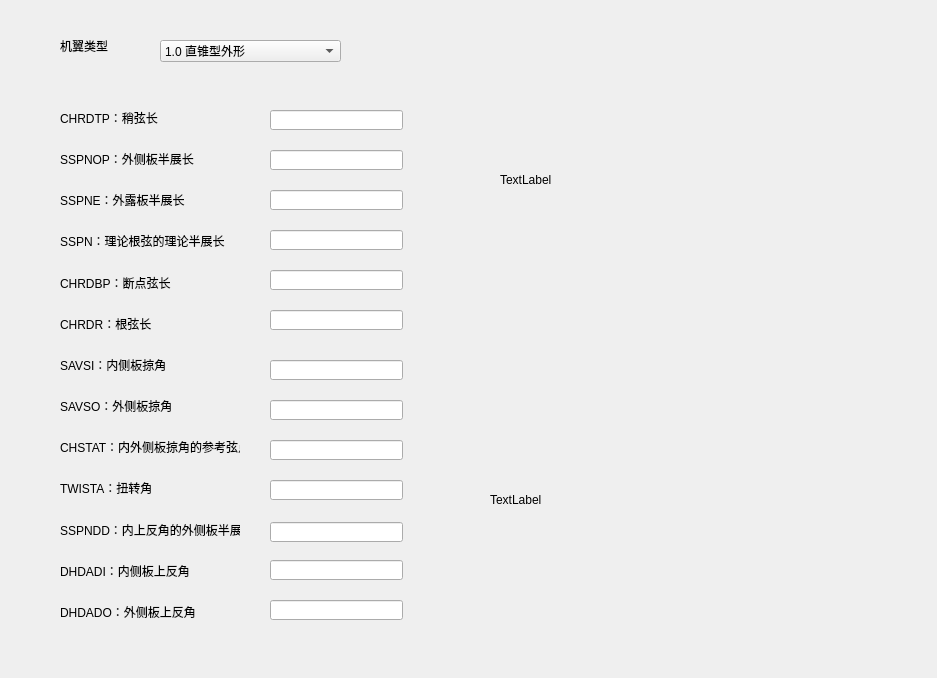
darkspring2015/PyDatcomLab, file PyDatcomLab/GUIs/PlaneConfiguration/WGPLNF.ui: the form before one commit.
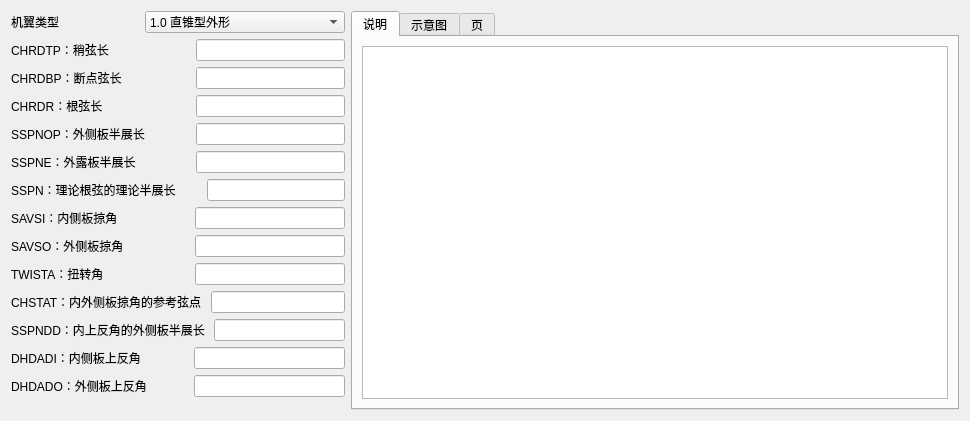
The form after the commit. Icons and pictures are not drawn.

Commit message: 修改完成了机体、综合参数、机翼形状参数

Diff of the .ui file:
```diff
--- a/PyDatcomLab/GUIs/PlaneConfiguration/WGPLNF.ui
+++ b/PyDatcomLab/GUIs/PlaneConfiguration/WGPLNF.ui
@@ -6,376 +6,610 @@
    <rect>
     <x>0</x>
     <y>0</y>
-    <width>937</width>
-    <height>678</height>
+    <width>970</width>
+    <height>421</height>
    </rect>
   </property>
   <property name="windowTitle">
    <string>Form</string>
   </property>
-  <widget class="QLineEdit" name="lineEdit_SSPN">
-   <property name="geometry">
-    <rect>
-     <x>270</x>
-     <y>230</y>
-     <width>133</width>
-     <height>20</height>
-    </rect>
-   </property>
-  </widget>
-  <widget class="QLabel" name="label_14">
-   <property name="geometry">
-    <rect>
-     <x>60</x>
-     <y>594</y>
-     <width>180</width>
-     <height>35</height>
-    </rect>
-   </property>
-   <property name="text">
-    <string>DHDADO：外侧板上反角</string>
-   </property>
-  </widget>
-  <widget class="QLineEdit" name="lineEdit_CHRDBP">
-   <property name="geometry">
-    <rect>
-     <x>270</x>
-     <y>270</y>
-     <width>133</width>
-     <height>20</height>
-    </rect>
-   </property>
-  </widget>
-  <widget class="QLineEdit" name="lineEdit_SAVSO">
-   <property name="geometry">
-    <rect>
-     <x>270</x>
-     <y>400</y>
-     <width>133</width>
-     <height>20</height>
-    </rect>
-   </property>
-  </widget>
-  <widget class="QLineEdit" name="lineEdit_DHDADO">
-   <property name="geometry">
-    <rect>
-     <x>270</x>
-     <y>600</y>
-     <width>133</width>
-     <height>20</height>
-    </rect>
-   </property>
-  </widget>
-  <widget class="QLabel" name="label_6">
-   <property name="geometry">
-    <rect>
-     <x>60</x>
-     <y>265</y>
-     <width>180</width>
-     <height>35</height>
-    </rect>
-   </property>
-   <property name="text">
-    <string>CHRDBP：断点弦长</string>
-   </property>
-  </widget>
-  <widget class="QLabel" name="label_8">
-   <property name="geometry">
-    <rect>
-     <x>60</x>
-     <y>347</y>
-     <width>180</width>
-     <height>35</height>
-    </rect>
-   </property>
-   <property name="text">
-    <string>SAVSI：内侧板掠角</string>
-   </property>
-  </widget>
-  <widget class="QLabel" name="label_4">
-   <property name="geometry">
-    <rect>
-     <x>60</x>
-     <y>182</y>
-     <width>180</width>
-     <height>35</height>
-    </rect>
-   </property>
-   <property name="text">
-    <string>SSPNE：外露板半展长</string>
-   </property>
-  </widget>
-  <widget class="QLineEdit" name="lineEdit_CHSTAT">
-   <property name="geometry">
-    <rect>
-     <x>270</x>
-     <y>440</y>
-     <width>133</width>
-     <height>20</height>
-    </rect>
-   </property>
-  </widget>
-  <widget class="QLineEdit" name="lineEdit_CHRDTP">
-   <property name="geometry">
-    <rect>
-     <x>270</x>
-     <y>110</y>
-     <width>133</width>
-     <height>20</height>
-    </rect>
-   </property>
-  </widget>
-  <widget class="QLabel" name="label_16">
-   <property name="geometry">
-    <rect>
-     <x>490</x>
-     <y>350</y>
-     <width>500</width>
-     <height>300</height>
-    </rect>
-   </property>
-   <property name="text">
-    <string>TextLabel</string>
-   </property>
-  </widget>
-  <widget class="QLabel" name="label_3">
-   <property name="geometry">
-    <rect>
-     <x>60</x>
-     <y>141</y>
-     <width>180</width>
-     <height>35</height>
-    </rect>
-   </property>
-   <property name="text">
-    <string>SSPNOP：外侧板半展长</string>
-   </property>
-  </widget>
-  <widget class="QLabel" name="label_10">
-   <property name="geometry">
-    <rect>
-     <x>60</x>
-     <y>429</y>
-     <width>180</width>
-     <height>35</height>
-    </rect>
-   </property>
-   <property name="text">
-    <string>CHSTAT：内外侧板掠角的参考弦点</string>
-   </property>
-  </widget>
-  <widget class="QLineEdit" name="lineEdit_TWISTA">
-   <property name="geometry">
-    <rect>
-     <x>270</x>
-     <y>480</y>
-     <width>133</width>
-     <height>20</height>
-    </rect>
-   </property>
-  </widget>
-  <widget class="QComboBox" name="comboBox_WShape">
-   <property name="geometry">
-    <rect>
-     <x>160</x>
-     <y>40</y>
-     <width>181</width>
-     <height>22</height>
-    </rect>
-   </property>
+  <layout class="QHBoxLayout" name="horizontalLayout_15">
    <item>
-    <property name="text">
-     <string>1.0 直锥型外形</string>
-    </property>
+    <layout class="QVBoxLayout" name="verticalLayout">
+     <item>
+      <layout class="QHBoxLayout" name="horizontalLayout_14">
+       <item>
+        <widget class="QLabel" name="label">
+         <property name="text">
+          <string>机翼类型</string>
+         </property>
+        </widget>
+       </item>
+       <item>
+        <spacer name="horizontalSpacer_14">
+         <property name="orientation">
+          <enum>Qt::Horizontal</enum>
+         </property>
+         <property name="sizeType">
+          <enum>QSizePolicy::Preferred</enum>
+         </property>
+         <property name="sizeHint" stdset="0">
+          <size>
+           <width>80</width>
+           <height>20</height>
+          </size>
+         </property>
+        </spacer>
+       </item>
+       <item>
+        <widget class="QComboBox" name="comboBox_TYPE">
+         <property name="sizePolicy">
+          <sizepolicy hsizetype="Preferred" vsizetype="Fixed">
+           <horstretch>0</horstretch>
+           <verstretch>0</verstretch>
+          </sizepolicy>
+         </property>
+         <item>
+          <property name="text">
+           <string>1.0 直锥型外形</string>
+          </property>
+         </item>
+         <item>
+          <property name="text">
+           <string>2.0 双三角翼型外形（展弦比≤3）</string>
+          </property>
+         </item>
+         <item>
+          <property name="text">
+           <string>3.0 边条型外形（展弦比≤3）</string>
+          </property>
+         </item>
+        </widget>
+       </item>
+      </layout>
+     </item>
+     <item>
+      <layout class="QHBoxLayout" name="horizontalLayout">
+       <item>
+        <widget class="QLabel" name="label_2">
+         <property name="text">
+          <string>CHRDTP：稍弦长</string>
+         </property>
+        </widget>
+       </item>
+       <item>
+        <spacer name="horizontalSpacer">
+         <property name="orientation">
+          <enum>Qt::Horizontal</enum>
+         </property>
+         <property name="sizeType">
+          <enum>QSizePolicy::Preferred</enum>
+         </property>
+         <property name="sizeHint" stdset="0">
+          <size>
+           <width>30</width>
+           <height>20</height>
+          </size>
+         </property>
+        </spacer>
+       </item>
+       <item>
+        <widget class="QLineEdit" name="lineEdit_CHRDTP">
+         <property name="sizePolicy">
+          <sizepolicy hsizetype="Preferred" vsizetype="Fixed">
+           <horstretch>0</horstretch>
+           <verstretch>0</verstretch>
+          </sizepolicy>
+         </property>
+        </widget>
+       </item>
+      </layout>
+     </item>
+     <item>
+      <layout class="QHBoxLayout" name="horizontalLayout_5">
+       <item>
+        <widget class="QLabel" name="label_6">
+         <property name="text">
+          <string>CHRDBP：断点弦长</string>
+         </property>
+        </widget>
+       </item>
+       <item>
+        <spacer name="horizontalSpacer_5">
+         <property name="orientation">
+          <enum>Qt::Horizontal</enum>
+         </property>
+         <property name="sizeType">
+          <enum>QSizePolicy::Preferred</enum>
+         </property>
+         <property name="sizeHint" stdset="0">
+          <size>
+           <width>30</width>
+           <height>20</height>
+          </size>
+         </property>
+        </spacer>
+       </item>
+       <item>
+        <widget class="QLineEdit" name="lineEdit_CHRDBP">
+         <property name="sizePolicy">
+          <sizepolicy hsizetype="Preferred" vsizetype="Fixed">
+           <horstretch>0</horstretch>
+           <verstretch>0</verstretch>
+          </sizepolicy>
+         </property>
+        </widget>
+       </item>
+      </layout>
+     </item>
+     <item>
+      <layout class="QHBoxLayout" name="horizontalLayout_6">
+       <item>
+        <widget class="QLabel" name="label_7">
+         <property name="text">
+          <string>CHRDR：根弦长</string>
+         </property>
+        </widget>
+       </item>
+       <item>
+        <spacer name="horizontalSpacer_6">
+         <property name="orientation">
+          <enum>Qt::Horizontal</enum>
+         </property>
+         <property name="sizeType">
+          <enum>QSizePolicy::Preferred</enum>
+         </property>
+         <property name="sizeHint" stdset="0">
+          <size>
+           <width>30</width>
+           <height>20</height>
+          </size>
+         </property>
+        </spacer>
+       </item>
+       <item>
+        <widget class="QLineEdit" name="lineEdit_CHRDR">
+         <property name="sizePolicy">
+          <sizepolicy hsizetype="Preferred" vsizetype="Fixed">
+           <horstretch>0</horstretch>
+           <verstretch>0</verstretch>
+          </sizepolicy>
+         </property>
+        </widget>
+       </item>
+      </layout>
+     </item>
+     <item>
+      <layout class="QHBoxLayout" name="horizontalLayout_2">
+       <item>
+        <widget class="QLabel" name="label_3">
+         <property name="text">
+          <string>SSPNOP：外侧板半展长</string>
+         </property>
+        </widget>
+       </item>
+       <item>
+        <spacer name="horizontalSpacer_2">
+         <property name="orientation">
+          <enum>Qt::Horizontal</enum>
+         </property>
+         <property name="sizeType">
+          <enum>QSizePolicy::Preferred</enum>
+         </property>
+         <property name="sizeHint" stdset="0">
+          <size>
+           <width>30</width>
+           <height>20</height>
+          </size>
+         </property>
+        </spacer>
+       </item>
+       <item>
+        <widget class="QLineEdit" name="lineEdit_SSPNOP">
+         <property name="sizePolicy">
+          <sizepolicy hsizetype="Preferred" vsizetype="Fixed">
+           <horstretch>0</horstretch>
+           <verstretch>0</verstretch>
+          </sizepolicy>
+         </property>
+        </widget>
+       </item>
+      </layout>
+     </item>
+     <item>
+      <layout class="QHBoxLayout" name="horizontalLayout_3">
+       <item>
+        <widget class="QLabel" name="label_4">
+         <property name="text">
+          <string>SSPNE：外露板半展长</string>
+         </property>
+        </widget>
+       </item>
+       <item>
+        <spacer name="horizontalSpacer_3">
+         <property name="orientation">
+          <enum>Qt::Horizontal</enum>
+         </property>
+         <property name="sizeType">
+          <enum>QSizePolicy::Preferred</enum>
+         </property>
+         <property name="sizeHint" stdset="0">
+          <size>
+           <width>30</width>
+           <height>20</height>
+          </size>
+         </property>
+        </spacer>
+       </item>
+       <item>
+        <widget class="QLineEdit" name="lineEdit_SSPNE">
+         <property name="sizePolicy">
+          <sizepolicy hsizetype="Preferred" vsizetype="Fixed">
+           <horstretch>0</horstretch>
+           <verstretch>0</verstretch>
+          </sizepolicy>
+         </property>
+        </widget>
+       </item>
+      </layout>
+     </item>
+     <item>
+      <layout class="QHBoxLayout" name="horizontalLayout_4">
+       <item>
+        <widget class="QLabel" name="label_5">
+         <property name="text">
+          <string>SSPN：理论根弦的理论半展长</string>
+         </property>
+        </widget>
+       </item>
+       <item>
+        <spacer name="horizontalSpacer_4">
+         <property name="orientation">
+          <enum>Qt::Horizontal</enum>
+         </property>
+         <property name="sizeType">
+          <enum>QSizePolicy::Preferred</enum>
+         </property>
+         <property name="sizeHint" stdset="0">
+          <size>
+           <width>25</width>
+           <height>20</height>
+          </size>
+         </property>
+        </spacer>
+       </item>
+       <item>
+        <widget class="QLineEdit" name="lineEdit_SSPN">
+         <property name="sizePolicy">
+          <sizepolicy hsizetype="Preferred" vsizetype="Fixed">
+           <horstretch>0</horstretch>
+           <verstretch>0</verstretch>
+          </sizepolicy>
+         </property>
+        </widget>
+       </item>
+      </layout>
+     </item>
+     <item>
+      <layout class="QHBoxLayout" name="horizontalLayout_7">
+       <item>
+        <widget class="QLabel" name="label_8">
+         <property name="text">
+          <string>SAVSI：内侧板掠角</string>
+         </property>
+        </widget>
+       </item>
+       <item>
+        <spacer name="horizontalSpacer_7">
+         <property name="orientation">
+          <enum>Qt::Horizontal</enum>
+         </property>
+         <property name="sizeType">
+          <enum>QSizePolicy::Preferred</enum>
+         </property>
+         <property name="sizeHint" stdset="0">
+          <size>
+           <width>27</width>
+           <height>20</height>
+          </size>
+         </property>
+        </spacer>
+       </item>
+       <item>
+        <widget class="QLineEdit" name="lineEdit_SAVSI">
+         <property name="sizePolicy">
+          <sizepolicy hsizetype="Preferred" vsizetype="Fixed">
+           <horstretch>0</horstretch>
+           <verstretch>0</verstretch>
+          </sizepolicy>
+         </property>
+        </widget>
+       </item>
+      </layout>
+     </item>
+     <item>
+      <layout class="QHBoxLayout" name="horizontalLayout_8">
+       <item>
+        <widget class="QLabel" name="label_SAVSO">
+         <property name="text">
+          <string>SAVSO：外侧板掠角</string>
+         </property>
+        </widget>
+       </item>
+       <item>
+        <spacer name="horizontalSpacer_8">
+         <property name="orientation">
+          <enum>Qt::Horizontal</enum>
+         </property>
+         <property name="sizeType">
+          <enum>QSizePolicy::Preferred</enum>
+         </property>
+         <property name="sizeHint" stdset="0">
+          <size>
+           <width>27</width>
+           <height>20</height>
+          </size>
+         </property>
+        </spacer>
+       </item>
+       <item>
+        <widget class="QLineEdit" name="lineEdit_SAVSO">
+         <property name="sizePolicy">
+          <sizepolicy hsizetype="Preferred" vsizetype="Fixed">
+           <horstretch>0</horstretch>
+           <verstretch>0</verstretch>
+          </sizepolicy>
+         </property>
+        </widget>
+       </item>
+      </layout>
+     </item>
+     <item>
+      <layout class="QHBoxLayout" name="horizontalLayout_10">
+       <item>
+        <widget class="QLabel" name="label_11">
+         <property name="text">
+          <string>TWISTA：扭转角</string>
+         </property>
+        </widget>
+       </item>
+       <item>
+        <spacer name="horizontalSpacer_10">
+         <property name="orientation">
+          <enum>Qt::Horizontal</enum>
+         </property>
+         <property name="sizeType">
+          <enum>QSizePolicy::Preferred</enum>
+         </property>
+         <property name="sizeHint" stdset="0">
+          <size>
+           <width>27</width>
+           <height>20</height>
+          </size>
+         </property>
+        </spacer>
+       </item>
+       <item>
+        <widget class="QLineEdit" name="lineEdit_TWISTA">
+         <property name="sizePolicy">
+          <sizepolicy hsizetype="Preferred" vsizetype="Fixed">
+           <horstretch>0</horstretch>
+           <verstretch>0</verstretch>
+          </sizepolicy>
+         </property>
+        </widget>
+       </item>
+      </layout>
+     </item>
+     <item>
+      <layout class="QHBoxLayout" name="horizontalLayout_9">
+       <item>
+        <widget class="QLabel" name="label_10">
+         <property name="text">
+          <string>CHSTAT：内外侧板掠角的参考弦点</string>
+         </property>
+        </widget>
+       </item>
+       <item>
+        <spacer name="horizontalSpacer_9">
+         <property name="orientation">
+          <enum>Qt::Horizontal</enum>
+         </property>
+         <property name="sizeType">
+          <enum>QSizePolicy::Preferred</enum>
+         </property>
+         <property name="sizeHint" stdset="0">
+          <size>
+           <width>3</width>
+           <height>20</height>
+          </size>
+         </property>
+        </spacer>
+       </item>
+       <item>
+        <widget class="QLineEdit" name="lineEdit_CHSTAT">
+         <property name="sizePolicy">
+          <sizepolicy hsizetype="Preferred" vsizetype="Fixed">
+           <horstretch>0</horstretch>
+           <verstretch>0</verstretch>
+          </sizepolicy>
+         </property>
+        </widget>
+       </item>
+      </layout>
+     </item>
+     <item>
+      <layout class="QHBoxLayout" name="horizontalLayout_11">
+       <item>
+        <widget class="QLabel" name="label_12">
+         <property name="text">
+          <string>SSPNDD：内上反角的外侧板半展长</string>
+         </property>
+        </widget>
+       </item>
+       <item>
+        <spacer name="horizontalSpacer_11">
+         <property name="orientation">
+          <enum>Qt::Horizontal</enum>
+         </property>
+         <property name="sizeType">
+          <enum>QSizePolicy::Preferred</enum>
+         </property>
+         <property name="sizeHint" stdset="0">
+          <size>
+           <width>3</width>
+           <height>20</height>
+          </size>
+         </property>
+        </spacer>
+       </item>
+       <item>
+        <widget class="QLineEdit" name="lineEdit_SSPNDD">
+         <property name="sizePolicy">
+          <sizepolicy hsizetype="Preferred" vsizetype="Fixed">
+           <horstretch>0</horstretch>
+           <verstretch>0</verstretch>
+          </sizepolicy>
+         </property>
+        </widget>
+       </item>
+      </layout>
+     </item>
+     <item>
+      <layout class="QHBoxLayout" name="horizontalLayout_12">
+       <item>
+        <widget class="QLabel" name="label_13">
+         <property name="text">
+          <string>DHDADI：内侧板上反角</string>
+         </property>
+        </widget>
+       </item>
+       <item>
+        <spacer name="horizontalSpacer_12">
+         <property name="orientation">
+          <enum>Qt::Horizontal</enum>
+         </property>
+         <property name="sizeType">
+          <enum>QSizePolicy::Preferred</enum>
+         </property>
+         <property name="sizeHint" stdset="0">
+          <size>
+           <width>25</width>
+           <height>20</height>
+          </size>
+         </property>
+        </spacer>
+       </item>
+       <item>
+        <widget class="QLineEdit" name="lineEdit_DHDADI">
+         <property name="sizePolicy">
+          <sizepolicy hsizetype="Preferred" vsizetype="Fixed">
+           <horstretch>0</horstretch>
+           <verstretch>0</verstretch>
+          </sizepolicy>
+         </property>
+        </widget>
+       </item>
+      </layout>
+     </item>
+     <item>
+      <layout class="QHBoxLayout" name="horizontalLayout_13">
+       <item>
+        <widget class="QLabel" name="label_14">
+         <property name="text">
+          <string>DHDADO：外侧板上反角</string>
+         </property>
+        </widget>
+       </item>
+       <item>
+        <spacer name="horizontalSpacer_13">
+         <property name="orientation">
+          <enum>Qt::Horizontal</enum>
+         </property>
+         <property name="sizeType">
+          <enum>QSizePolicy::Preferred</enum>
+         </property>
+         <property name="sizeHint" stdset="0">
+          <size>
+           <width>25</width>
+           <height>20</height>
+          </size>
+         </property>
+        </spacer>
+       </item>
+       <item>
+        <widget class="QLineEdit" name="lineEdit_DHDADO">
+         <property name="sizePolicy">
+          <sizepolicy hsizetype="Preferred" vsizetype="Fixed">
+           <horstretch>0</horstretch>
+           <verstretch>0</verstretch>
+          </sizepolicy>
+         </property>
+        </widget>
+       </item>
+      </layout>
+     </item>
+    </layout>
    </item>
    <item>
-    <property name="text">
-     <string>2.0 双三角翼型外形（展现比≤3）</string>
-    </property>
+    <widget class="QTabWidget" name="tabWidget">
+     <property name="currentIndex">
+      <number>0</number>
+     </property>
+     <widget class="QWidget" name="tab">
+      <attribute name="title">
+       <string>说明</string>
+      </attribute>
+      <layout class="QHBoxLayout" name="horizontalLayout_16">
+       <item>
+        <widget class="QPlainTextEdit" name="plainTextEdit">
+         <property name="readOnly">
+          <bool>true</bool>
+         </property>
+        </widget>
+       </item>
+      </layout>
+     </widget>
+     <widget class="QWidget" name="tab_2">
+      <attribute name="title">
+       <string>示意图</string>
+      </attribute>
+      <layout class="QHBoxLayout" name="horizontalLayout_17">
+       <item>
+        <widget class="QLabel" name="label_9">
+         <property name="text">
+          <string/>
+         </property>
+         <property name="pixmap">
+          <pixmap resource="card_rc.qrc">:/card/rc_card/WGPLNF.png</pixmap>
+         </property>
+         <property name="scaledContents">
+          <bool>true</bool>
+         </property>
+        </widget>
+       </item>
+      </layout>
+     </widget>
+     <widget class="QWidget" name="tab_3">
+      <attribute name="title">
+       <string>页</string>
+      </attribute>
+      <layout class="QHBoxLayout" name="horizontalLayout_18">
+       <item>
+        <widget class="QLabel" name="label_15">
+         <property name="text">
+          <string/>
+         </property>
+         <property name="pixmap">
+          <pixmap resource="card_rc.qrc">:/card/rc_card/WGPLNF_Para.png</pixmap>
+         </property>
+        </widget>
+       </item>
+      </layout>
+     </widget>
+    </widget>
    </item>
-   <item>
-    <property name="text">
-     <string>3.0 边条型外形（展弦比≤3）</string>
-    </property>
-   </item>
-  </widget>
-  <widget class="QLabel" name="label_12">
-   <property name="geometry">
-    <rect>
-     <x>60</x>
-     <y>512</y>
-     <width>180</width>
-     <height>35</height>
-    </rect>
-   </property>
-   <property name="text">
-    <string>SSPNDD：内上反角的外侧板半展长</string>
-   </property>
-  </widget>
-  <widget class="QLineEdit" name="lineEdit_SSPNDD">
-   <property name="geometry">
-    <rect>
-     <x>270</x>
-     <y>522</y>
-     <width>133</width>
-     <height>20</height>
-    </rect>
-   </property>
-  </widget>
-  <widget class="QLabel" name="label_5">
-   <property name="geometry">
-    <rect>
-     <x>60</x>
-     <y>223</y>
-     <width>180</width>
-     <height>36</height>
-    </rect>
-   </property>
-   <property name="text">
-    <string>SSPN：理论根弦的理论半展长</string>
-   </property>
-  </widget>
-  <widget class="QLabel" name="label_13">
-   <property name="geometry">
-    <rect>
-     <x>60</x>
-     <y>553</y>
-     <width>180</width>
-     <height>35</height>
-    </rect>
-   </property>
-   <property name="text">
-    <string>DHDADI：内侧板上反角</string>
-   </property>
-  </widget>
-  <widget class="QLineEdit" name="lineEdit_SSPNE">
-   <property name="geometry">
-    <rect>
-     <x>270</x>
-     <y>190</y>
-     <width>133</width>
-     <height>20</height>
-    </rect>
-   </property>
-  </widget>
-  <widget class="QLabel" name="label_7">
-   <property name="geometry">
-    <rect>
-     <x>60</x>
-     <y>306</y>
-     <width>180</width>
-     <height>35</height>
-    </rect>
-   </property>
-   <property name="text">
-    <string>CHRDR：根弦长</string>
-   </property>
-  </widget>
-  <widget class="QLineEdit" name="lineEdit_DHDADI">
-   <property name="geometry">
-    <rect>
-     <x>270</x>
-     <y>560</y>
-     <width>133</width>
-     <height>20</height>
-    </rect>
-   </property>
-  </widget>
-  <widget class="QLabel" name="image_WGPLNF">
-   <property name="geometry">
-    <rect>
-     <x>500</x>
-     <y>30</y>
-     <width>500</width>
-     <height>300</height>
-    </rect>
-   </property>
-   <property name="text">
-    <string>TextLabel</string>
-   </property>
-  </widget>
-  <widget class="QLineEdit" name="lineEdit_CHRDR">
-   <property name="geometry">
-    <rect>
-     <x>270</x>
-     <y>310</y>
-     <width>133</width>
-     <height>20</height>
-    </rect>
-   </property>
-  </widget>
-  <widget class="QLabel" name="label_2">
-   <property name="geometry">
-    <rect>
-     <x>60</x>
-     <y>100</y>
-     <width>180</width>
-     <height>35</height>
-    </rect>
-   </property>
-   <property name="text">
-    <string>CHRDTP：稍弦长</string>
-   </property>
-  </widget>
-  <widget class="QLabel" name="label_SAVSO">
-   <property name="geometry">
-    <rect>
-     <x>60</x>
-     <y>388</y>
-     <width>180</width>
-     <height>35</height>
-    </rect>
-   </property>
-   <property name="text">
-    <string>SAVSO：外侧板掠角</string>
-   </property>
-  </widget>
-  <widget class="QLabel" name="label">
-   <property name="geometry">
-    <rect>
-     <x>60</x>
-     <y>30</y>
-     <width>61</width>
-     <height>32</height>
-    </rect>
-   </property>
-   <property name="text">
-    <string>机翼类型</string>
-   </property>
-  </widget>
-  <widget class="QLabel" name="label_11">
-   <property name="geometry">
-    <rect>
-     <x>60</x>
-     <y>470</y>
-     <width>180</width>
-     <height>36</height>
-    </rect>
-   </property>
-   <property name="text">
-    <string>TWISTA：扭转角</string>
-   </property>
-  </widget>
-  <widget class="QLineEdit" name="lineEdit_SAVSI">
-   <property name="geometry">
-    <rect>
-     <x>270</x>
-     <y>360</y>
-     <width>133</width>
-     <height>20</height>
-    </rect>
-   </property>
-  </widget>
-  <widget class="QLineEdit" name="lineEdit_SSPNOP">
-   <property name="geometry">
-    <rect>
-     <x>270</x>
-     <y>150</y>
-     <width>133</width>
-     <height>20</height>
-    </rect>
-   </property>
-  </widget>
+  </layout>
  </widget>
  <resources/>
  <connections/>
```
Left out of the diff: 6 changed lines with no effect on the pictures. The commit also changes 27 other files.
